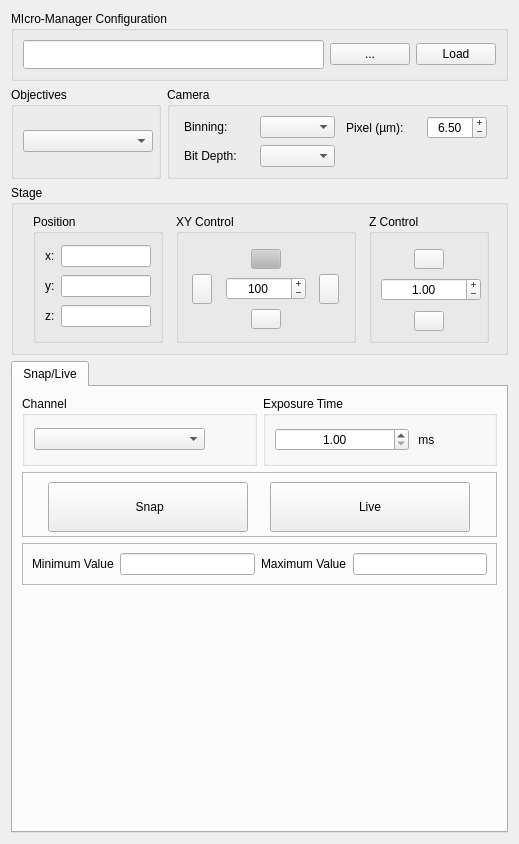
This is micromanager_gui/_ui/micromanager_gui.ui in pymmcore-plus/napari-micromanager as Qt 5 draws it before an edit. The edited form follows.
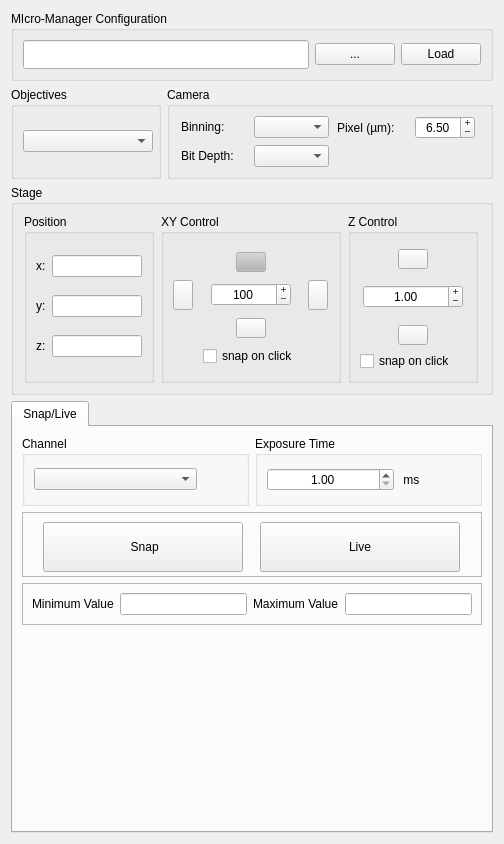
This is the edited form.

Commit message: snap on click option

What changed in the file:
```diff
--- a/micromanager_gui/_ui/micromanager_gui.ui
+++ b/micromanager_gui/_ui/micromanager_gui.ui
@@ -6,7 +6,7 @@
    <rect>
     <x>0</x>
     <y>0</y>
-    <width>519</width>
+    <width>504</width>
     <height>844</height>
    </rect>
   </property>
@@ -303,130 +303,19 @@
      <property name="minimumSize">
       <size>
        <width>0</width>
-       <height>170</height>
+       <height>210</height>
       </size>
      </property>
      <property name="maximumSize">
       <size>
        <width>16777215</width>
-       <height>170</height>
+       <height>250</height>
       </size>
      </property>
      <property name="title">
       <string>Stage</string>
      </property>
-     <layout class="QGridLayout" name="gridLayout_12">
-      <property name="leftMargin">
-       <number>12</number>
-      </property>
-      <item row="0" column="2">
-       <widget class="QGroupBox" name="Z_groupBox">
-        <property name="enabled">
-         <bool>true</bool>
-        </property>
-        <property name="minimumSize">
-         <size>
-          <width>120</width>
-          <height>0</height>
-         </size>
-        </property>
-        <property name="maximumSize">
-         <size>
-          <width>120</width>
-          <height>16777215</height>
-         </size>
-        </property>
-        <property name="title">
-         <string>Z Control</string>
-        </property>
-        <layout class="QGridLayout" name="gridLayout_7">
-         <property name="topMargin">
-          <number>15</number>
-         </property>
-         <item row="0" column="0" alignment="Qt::AlignHCenter">
-          <widget class="QPushButton" name="up_Button">
-           <property name="enabled">
-            <bool>true</bool>
-           </property>
-           <property name="maximumSize">
-            <size>
-             <width>30</width>
-             <height>20</height>
-            </size>
-           </property>
-           <property name="layoutDirection">
-            <enum>Qt::LeftToRight</enum>
-           </property>
-           <property name="autoFillBackground">
-            <bool>false</bool>
-           </property>
-           <property name="text">
-            <string/>
-           </property>
-          </widget>
-         </item>
-         <item row="1" column="0" alignment="Qt::AlignHCenter|Qt::AlignVCenter">
-          <widget class="QDoubleSpinBox" name="z_step_size_doubleSpinBox">
-           <property name="enabled">
-            <bool>true</bool>
-           </property>
-           <property name="sizePolicy">
-            <sizepolicy hsizetype="Fixed" vsizetype="Fixed">
-             <horstretch>0</horstretch>
-             <verstretch>0</verstretch>
-            </sizepolicy>
-           </property>
-           <property name="minimumSize">
-            <size>
-             <width>100</width>
-             <height>0</height>
-            </size>
-           </property>
-           <property name="maximumSize">
-            <size>
-             <width>150</width>
-             <height>16777215</height>
-            </size>
-           </property>
-           <property name="alignment">
-            <set>Qt::AlignCenter</set>
-           </property>
-           <property name="buttonSymbols">
-            <enum>QAbstractSpinBox::PlusMinus</enum>
-           </property>
-           <property name="showGroupSeparator" stdset="0">
-            <bool>false</bool>
-           </property>
-           <property name="maximum">
-            <double>10000.000000000000000</double>
-           </property>
-           <property name="singleStep">
-            <double>0.100000000000000</double>
-           </property>
-           <property name="value">
-            <double>1.000000000000000</double>
-           </property>
-          </widget>
-         </item>
-         <item row="2" column="0" alignment="Qt::AlignHCenter">
-          <widget class="QPushButton" name="down_Button">
-           <property name="enabled">
-            <bool>true</bool>
-           </property>
-           <property name="maximumSize">
-            <size>
-             <width>30</width>
-             <height>20</height>
-            </size>
-           </property>
-           <property name="text">
-            <string/>
-           </property>
-          </widget>
-         </item>
-        </layout>
-       </widget>
-      </item>
+     <layout class="QGridLayout" name="gridLayout_9">
       <item row="0" column="1">
        <widget class="QGroupBox" name="XY_groupBox">
         <property name="enabled">
@@ -541,6 +430,38 @@
            </property>
           </widget>
          </item>
+         <item row="2" column="1" alignment="Qt::AlignHCenter">
+          <widget class="QPushButton" name="y_down_Button">
+           <property name="enabled">
+            <bool>true</bool>
+           </property>
+           <property name="maximumSize">
+            <size>
+             <width>30</width>
+             <height>20</height>
+            </size>
+           </property>
+           <property name="text">
+            <string/>
+           </property>
+          </widget>
+         </item>
+         <item row="1" column="2" alignment="Qt::AlignHCenter">
+          <widget class="QPushButton" name="right_Button">
+           <property name="enabled">
+            <bool>true</bool>
+           </property>
+           <property name="maximumSize">
+            <size>
+             <width>20</width>
+             <height>30</height>
+            </size>
+           </property>
+           <property name="text">
+            <string/>
+           </property>
+          </widget>
+         </item>
          <item row="1" column="1" alignment="Qt::AlignHCenter|Qt::AlignVCenter">
           <widget class="QSpinBox" name="xy_step_size_SpinBox">
            <property name="enabled">
@@ -587,35 +508,10 @@
            </property>
           </widget>
          </item>
-         <item row="1" column="2" alignment="Qt::AlignHCenter">
-          <widget class="QPushButton" name="right_Button">
-           <property name="enabled">
-            <bool>true</bool>
-           </property>
-           <property name="maximumSize">
-            <size>
-             <width>20</width>
-             <height>30</height>
-            </size>
-           </property>
+         <item row="3" column="1">
+          <widget class="QCheckBox" name="snap_on_click_xy_checkBox">
            <property name="text">
-            <string/>
-           </property>
-          </widget>
-         </item>
-         <item row="2" column="1" alignment="Qt::AlignHCenter">
-          <widget class="QPushButton" name="y_down_Button">
-           <property name="enabled">
-            <bool>true</bool>
-           </property>
-           <property name="maximumSize">
-            <size>
-             <width>30</width>
-             <height>20</height>
-            </size>
-           </property>
-           <property name="text">
-            <string/>
+            <string>snap on click</string>
            </property>
           </widget>
          </item>
@@ -724,6 +620,121 @@
         </layout>
        </widget>
       </item>
+      <item row="0" column="2">
+       <widget class="QGroupBox" name="Z_groupBox">
+        <property name="enabled">
+         <bool>true</bool>
+        </property>
+        <property name="minimumSize">
+         <size>
+          <width>130</width>
+          <height>0</height>
+         </size>
+        </property>
+        <property name="maximumSize">
+         <size>
+          <width>130</width>
+          <height>16777215</height>
+         </size>
+        </property>
+        <property name="title">
+         <string>Z Control</string>
+        </property>
+        <layout class="QGridLayout" name="gridLayout_7">
+         <property name="topMargin">
+          <number>15</number>
+         </property>
+         <item row="1" column="0" alignment="Qt::AlignHCenter|Qt::AlignVCenter">
+          <widget class="QDoubleSpinBox" name="z_step_size_doubleSpinBox">
+           <property name="enabled">
+            <bool>true</bool>
+           </property>
+           <property name="sizePolicy">
+            <sizepolicy hsizetype="Fixed" vsizetype="Fixed">
+             <horstretch>0</horstretch>
+             <verstretch>0</verstretch>
+            </sizepolicy>
+           </property>
+           <property name="minimumSize">
+            <size>
+             <width>100</width>
+             <height>0</height>
+            </size>
+           </property>
+           <property name="maximumSize">
+            <size>
+             <width>150</width>
+             <height>16777215</height>
+            </size>
+           </property>
+           <property name="alignment">
+            <set>Qt::AlignCenter</set>
+           </property>
+           <property name="buttonSymbols">
+            <enum>QAbstractSpinBox::PlusMinus</enum>
+           </property>
+           <property name="showGroupSeparator" stdset="0">
+            <bool>false</bool>
+           </property>
+           <property name="maximum">
+            <double>10000.000000000000000</double>
+           </property>
+           <property name="singleStep">
+            <double>0.100000000000000</double>
+           </property>
+           <property name="value">
+            <double>1.000000000000000</double>
+           </property>
+          </widget>
+         </item>
+         <item row="2" column="0" alignment="Qt::AlignHCenter">
+          <widget class="QPushButton" name="down_Button">
+           <property name="enabled">
+            <bool>true</bool>
+           </property>
+           <property name="maximumSize">
+            <size>
+             <width>30</width>
+             <height>20</height>
+            </size>
+           </property>
+           <property name="text">
+            <string/>
+           </property>
+          </widget>
+         </item>
+         <item row="0" column="0" alignment="Qt::AlignHCenter">
+          <widget class="QPushButton" name="up_Button">
+           <property name="enabled">
+            <bool>true</bool>
+           </property>
+           <property name="maximumSize">
+            <size>
+             <width>30</width>
+             <height>20</height>
+            </size>
+           </property>
+           <property name="layoutDirection">
+            <enum>Qt::LeftToRight</enum>
+           </property>
+           <property name="autoFillBackground">
+            <bool>false</bool>
+           </property>
+           <property name="text">
+            <string/>
+           </property>
+          </widget>
+         </item>
+         <item row="3" column="0">
+          <widget class="QCheckBox" name="snap_on_click_z_checkBox">
+           <property name="text">
+            <string>snap on click</string>
+           </property>
+          </widget>
+         </item>
+        </layout>
+       </widget>
+      </item>
      </layout>
     </widget>
    </item>
```
The commit also changes 1 other file.
